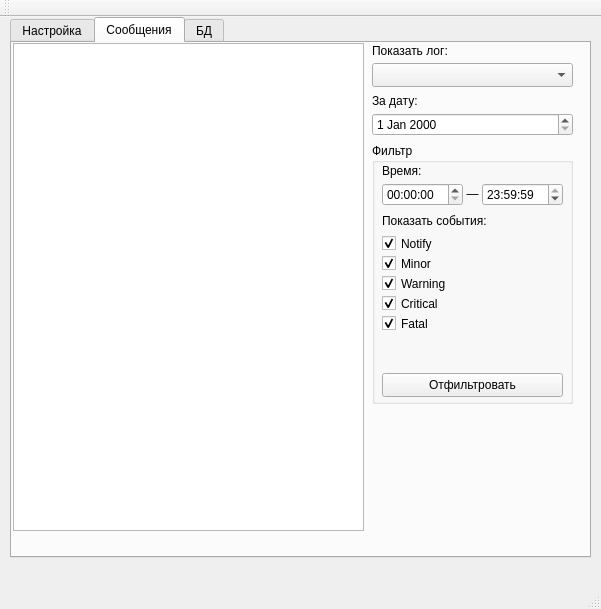
group93492/chat-server, file statswindow.ui: the form before one commit.
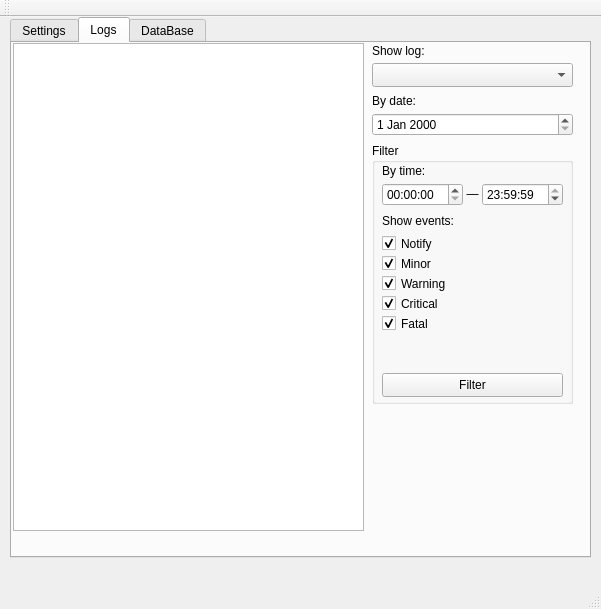
The form after the commit. The open tabs and pages were chosen to show the change.

Diff of the .ui file:
```diff
--- a/statswindow.ui
+++ b/statswindow.ui
@@ -31,7 +31,7 @@
     </property>
     <widget class="QWidget" name="configTab">
      <attribute name="title">
-      <string>Настройка</string>
+      <string>Settings</string>
      </attribute>
      <widget class="QPushButton" name="startServerButton">
       <property name="geometry">
@@ -146,7 +146,7 @@
     </widget>
     <widget class="QWidget" name="logTab">
      <attribute name="title">
-      <string>Сообщения</string>
+      <string>Logs</string>
      </attribute>
      <widget class="QTextEdit" name="logBrowser">
       <property name="enabled">
@@ -194,7 +194,7 @@
        </rect>
       </property>
       <property name="text">
-       <string>Показать лог:</string>
+       <string>Show log:</string>
       </property>
      </widget>
      <widget class="QLabel" name="showDateLabel">
@@ -207,7 +207,7 @@
        </rect>
       </property>
       <property name="text">
-       <string>За дату:</string>
+       <string>By date:</string>
       </property>
      </widget>
      <widget class="QGroupBox" name="groupBox">
@@ -220,7 +220,7 @@
        </rect>
       </property>
       <property name="title">
-       <string>Фильтр</string>
+       <string>Filter</string>
       </property>
       <widget class="QLabel" name="showTimeLabel">
        <property name="geometry">
@@ -232,7 +232,7 @@
         </rect>
        </property>
        <property name="text">
-        <string>Время:</string>
+        <string>By time:</string>
        </property>
       </widget>
       <widget class="QTimeEdit" name="fromTimeEdit">
@@ -288,7 +288,7 @@
         </rect>
        </property>
        <property name="text">
-        <string>Показать события:</string>
+        <string>Show events:</string>
        </property>
       </widget>
       <widget class="QCheckBox" name="notifyCheckBox">
@@ -381,14 +381,14 @@
         </rect>
        </property>
        <property name="text">
-        <string>Отфильтровать</string>
+        <string>Filter</string>
        </property>
       </widget>
      </widget>
     </widget>
     <widget class="QWidget" name="dbTab">
      <attribute name="title">
-      <string>БД</string>
+      <string>DataBase</string>
      </attribute>
      <widget class="QTableView" name="currentTableView">
       <property name="geometry">
```
Left out of the diff: 13 changed lines with no effect on the pictures.
